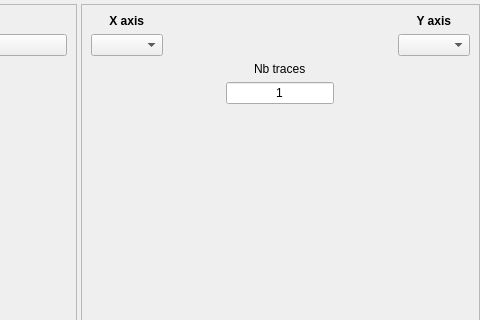
autolab-project/autolab, file autolab/core/gui/plotting/interface.ui: the form before one commit; both pictures show x 770 to 1250 and y 0 to 320 of the 1250 by 734 pixel window.
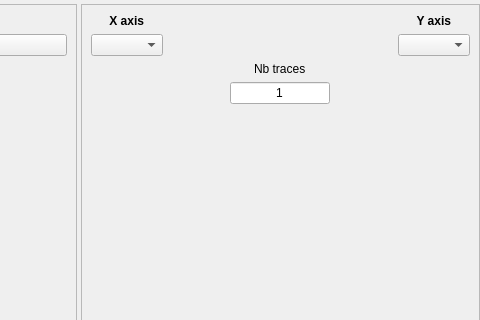
The form after the commit.

Diff of the .ui file:
```diff
--- a/autolab/core/gui/plotting/interface.ui
+++ b/autolab/core/gui/plotting/interface.ui
@@ -10,11 +10,6 @@
     <height>734</height>
    </rect>
   </property>
-  <property name="font">
-   <font>
-    <pointsize>9</pointsize>
-   </font>
-  </property>
   <widget class="QWidget" name="centralwidget">
    <layout class="QVBoxLayout" name="verticalLayout_6">
     <property name="leftMargin">
@@ -405,6 +400,12 @@
                     <verstretch>0</verstretch>
                    </sizepolicy>
                   </property>
+                  <property name="maximumSize">
+                   <size>
+                    <width>100</width>
+                    <height>16777215</height>
+                   </size>
+                  </property>
                   <property name="toolTip">
                    <string>Number of visible traces</string>
                   </property>
```
Left out of the diff: 15 changed lines with no effect on the pictures.
